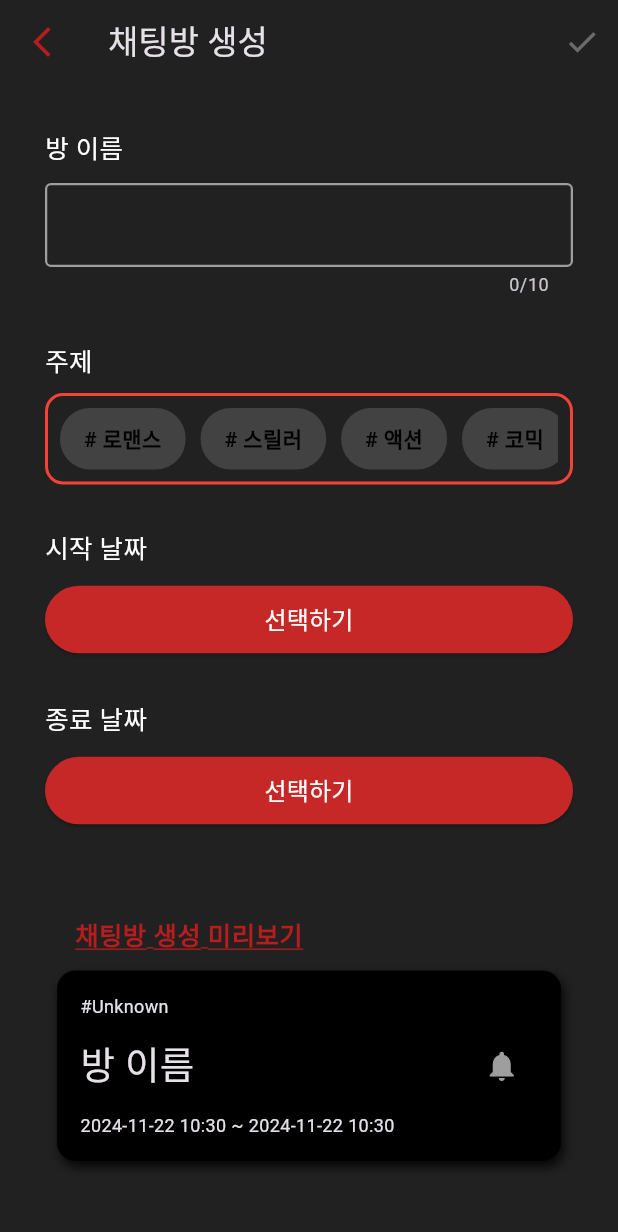
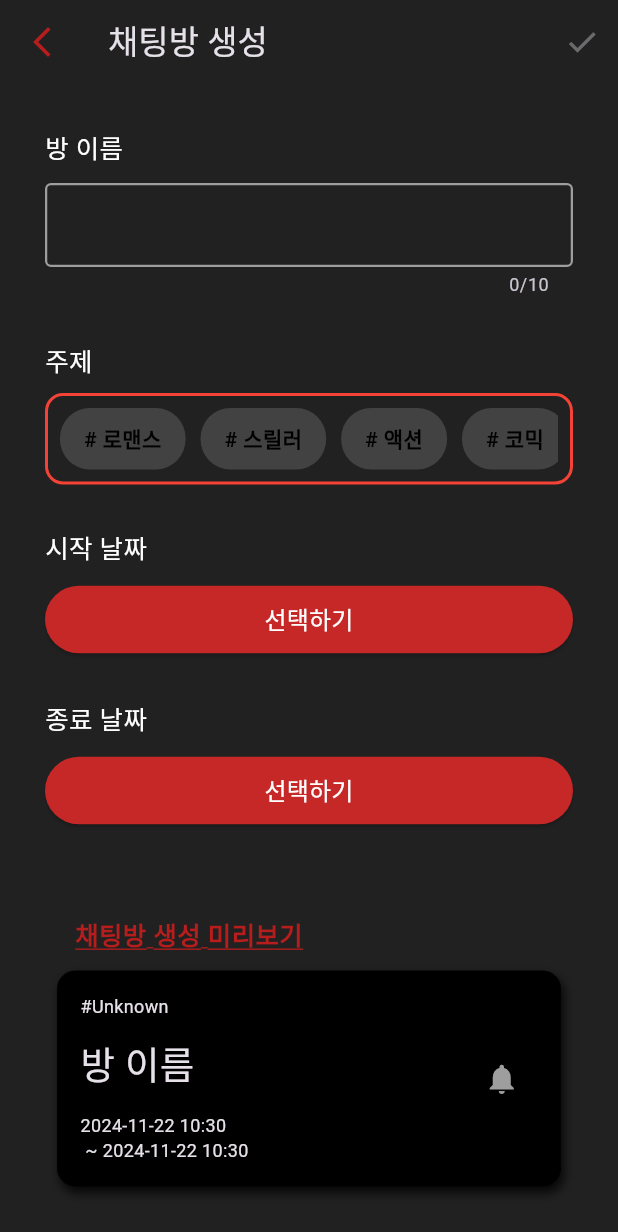
Before and after one commit to gho94/kirbyPort, a Flutter app: the CreateRoomScreen screen opened by its route, on a phone screen of 412 x 824 dp. Shown: the top 1232 px of the screen. Run offline on Flutter 3.47's test engine with Material 3 defaults, Android fonts, the phone set to English and light mode, and no system bars; our stand-ins replace device_info_plus, flutter_local_notifications, go_router, permission_handler, socket_io_client, sqflite and 1 more; accounts and stored records are empty.

Commit message:
날짜 형식 두줄로 변경

```diff
--- a/kirby_port_app/lib/component/room_item.dart
+++ b/kirby_port_app/lib/component/room_item.dart
@@ -97,7 +97,12 @@ class RoomItem extends StatelessWidget {
                   ),
                   const SizedBox(height: 12),
                   Text(
-                    "${DateFormat('yyyy-MM-dd HH:mm').format(DateTime.parse(room.startTime))} ~ ${DateFormat('yyyy-MM-dd HH:mm').format(DateTime.parse(room.endTime))}",
+                    DateFormat('yyyy-MM-dd HH:mm')
+                        .format(DateTime.parse(room.startTime)),
+                    style: const TextStyle(fontSize: 12),
+                  ),
+                  Text(
+                    " ~ ${DateFormat('yyyy-MM-dd HH:mm').format(DateTime.parse(room.endTime))}",
                     style: const TextStyle(fontSize: 12),
                   )
                 ],
```
